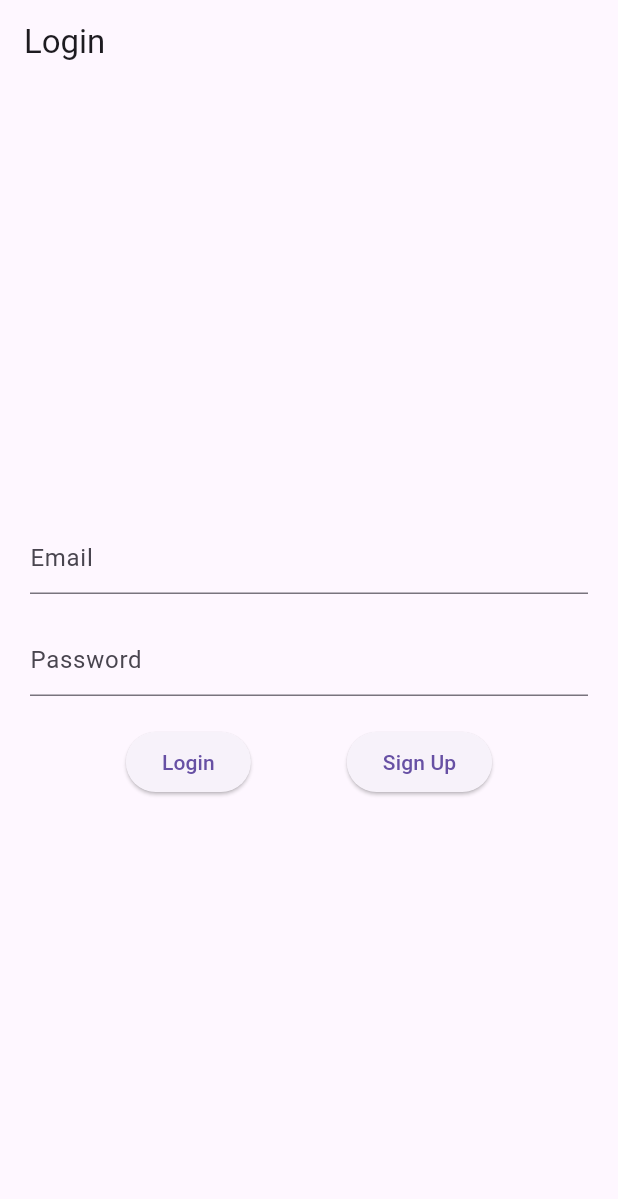
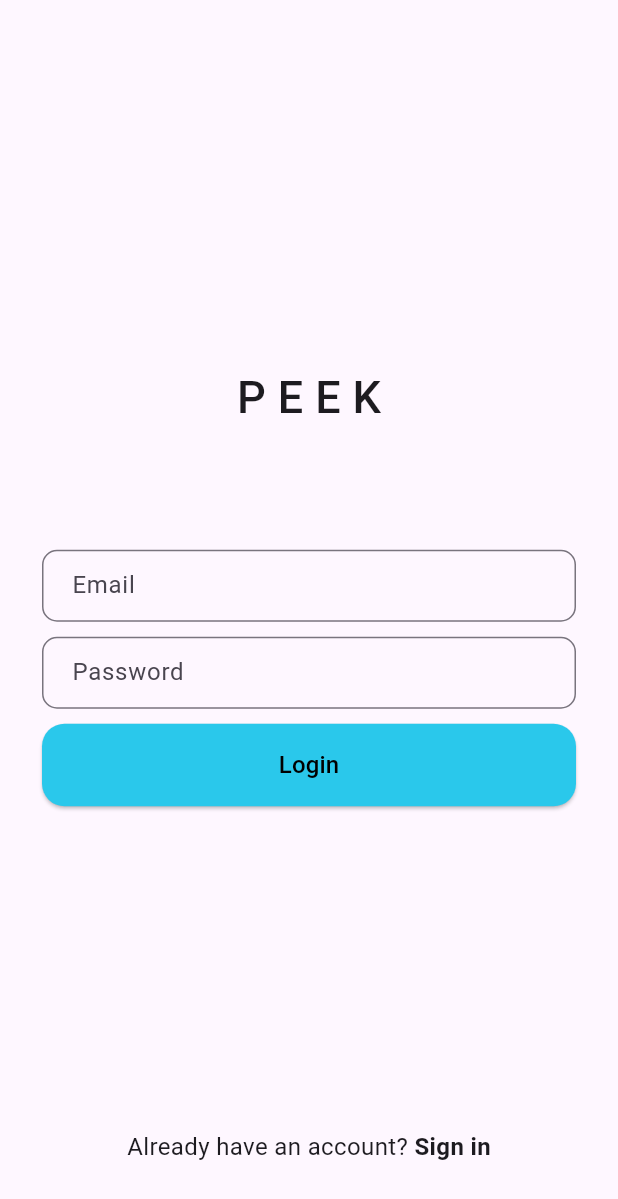
Before and after one commit to KangminNa/peek, a Flutter app: the screen it shows after launch, after a tap on "Start", on a phone screen of 412 x 824 dp. Shown: the top 1199 px of the screen. Run offline on Flutter 3.47's test engine with Material 3 defaults, Android fonts, the phone set to English and light mode, and no system bars; our stand-ins replace get.

Commit message:
Design : 로그인 화면 디자인 적용

```diff
--- a/lib/views/login_screen.dart
+++ b/lib/views/login_screen.dart
@@ -1,7 +1,12 @@
+import 'package:flutter/cupertino.dart';
 import 'package:flutter/material.dart';
+import 'package:flutter/widgets.dart';
 import 'package:get/get.dart';
 import 'package:peek/viewmodels/login_viewmodel.dart';
 import 'package:peek/views/signup_screen.dart';
+import 'package:peek/widgets/custom_bottom_text.dart';
+import 'package:peek/widgets/custom_buttom.dart';
+import 'package:peek/widgets/login_sign_textfield.dart';
 
 class LoginScreen extends StatelessWidget {
   final LoginViewModel _loginViewModel = Get.put(LoginViewModel());
@@ -13,31 +18,40 @@ class LoginScreen extends StatelessWidget {
   @override
   Widget build(BuildContext context) {
     return Scaffold(
-      appBar: AppBar(
-        title: const Text('Login'),
-        automaticallyImplyLeading: false,
-      ),
       body: Center(
         child: Padding(
-          padding: const EdgeInsets.all(20.0),
+          padding: const EdgeInsets.all(28.0),
+          child: Column(
+            children: [
+              Expanded(
+                child: Align(
+                  alignment: Alignment.center,
                   child: Column(
                     mainAxisAlignment: MainAxisAlignment.center,
                     children: [
-              TextField(
+                      const Text(
+                        "P E E K",
+                        style: TextStyle(
+                          fontSize: 30,
+                          fontWeight: FontWeight.w500,
+                        ),
+                      ),
+                      const SizedBox(
+                        height: 80,
+                      ),
+                      CustomTextField(
                         controller: _emailController,
-                decoration: const InputDecoration(hintText: 'Email'),
+                        labelText: 'Email',
                       ),
-              const SizedBox(height: 20),
-              TextField(
+                      const SizedBox(height: 10),
+                      CustomTextField(
                         controller: _passwordController,
+                        labelText: 'Password',
                         obscureText: true,
-                decoration: const InputDecoration(hintText: 'Password'),
                       ),
-              const SizedBox(height: 20),
-              Row(
-                mainAxisAlignment: MainAxisAlignment.spaceEvenly,
-                children: [
-                  ElevatedButton(
+                      const SizedBox(height: 10),
+                      CustomButton(
+                        text: 'Login',
                         onPressed: () {
                           // 로그인 버튼 클릭 시 처리
                           _loginViewModel.login(
@@ -45,16 +59,38 @@ class LoginScreen extends StatelessWidget {
                             _passwordController.text,
                           );
                         },
-                    child: const Text('Login'),
-                  ),
-                  ElevatedButton(
-                    onPressed: () {
-                      // 회원가입 버튼 클릭 시 처리
-                      Get.off(() => SignupScreen());
-                    },
-                    child: const Text('Sign Up'),
                       ),
                     ],
+                  ),
+                ),
+              ),
+              Align(
+                alignment: Alignment.bottomCenter,
+                child: Row(
+                  mainAxisAlignment: MainAxisAlignment.center,
+                  children: [
+                    const CustomText(
+                      "Already have an account? ",
+                      style: TextStyle(
+                        fontSize: 16,
+                      ),
+                    ),
+                    GestureDetector(
+                      onTap: () {
+                        // SignUp 페이지로 이동하는 코드 추가
+                        Get.off(SignupScreen());
+                      },
+                      child: const Text(
+                        "Sign in",
+                        style: TextStyle(
+                            fontSize: 16, fontWeight: FontWeight.bold),
+                      ),
+                    ),
+                  ],
+                ),
+              ),
+              const SizedBox(
+                height: 20,
               ),
             ],
           ),
--- a/lib/views/splash_screen.dart
+++ b/lib/views/splash_screen.dart
@@ -17,17 +17,25 @@ class SplashScreen extends StatelessWidget {
     // });
 
     return Scaffold(
-      body: Column(
+      body: Padding(
+        padding: const EdgeInsets.all(28.0),
+        child: Column(
           mainAxisAlignment: MainAxisAlignment.center,
           children: [
             Expanded(
               child: Align(
                 alignment: Alignment.center,
-              child: CustomButton(
+                child: Column(
+                  mainAxisAlignment: MainAxisAlignment.center,
+                  children: [
+                    Image.asset('images/eye_image.png'),
+                    CustomButton(
                       text: 'Start',
                       onPressed: () {
                         Get.off(LoginScreen());
                       },
+                    ),
+                  ],
                 ),
               ),
             ),
@@ -36,14 +44,15 @@ class SplashScreen extends StatelessWidget {
               child: CustomText(
                 "Hi It's a good day",
                 style: TextStyle(
-                fontSize: 18,
+                  fontSize: 16,
                 ),
               ),
             ),
             const SizedBox(
-            height: 40,
+              height: 20,
             ),
           ],
+        ),
       ),
     );
   }
--- a/lib/widgets/custom_buttom.dart
+++ b/lib/widgets/custom_buttom.dart
@@ -13,7 +13,7 @@ class CustomButton extends StatelessWidget {
   @override
   Widget build(BuildContext context) {
     return Padding(
-      padding: const EdgeInsets.symmetric(horizontal: 50),
+      padding: const EdgeInsets.symmetric(horizontal: 0),
       child: ElevatedButton(
         onPressed: onPressed,
         style: ElevatedButton.styleFrom(
--- /dev/null
+++ b/lib/widgets/login_sign_textfield.dart
@@ -0,0 +1,30 @@
+import 'package:flutter/material.dart';
+
+class CustomTextField extends StatelessWidget {
+  final TextEditingController controller;
+  final String labelText;
+  final bool obscureText;
+
+  const CustomTextField({
+    super.key,
+    required this.controller,
+    required this.labelText,
+    this.obscureText = false,
+  });
+
+  @override
+  Widget build(BuildContext context) {
+    return TextField(
+      controller: controller,
+      obscureText: obscureText,
+      decoration: InputDecoration(
+        labelText: labelText,
+        border: OutlineInputBorder(
+          borderRadius: BorderRadius.circular(10.0),
+        ),
+        contentPadding:
+            const EdgeInsets.symmetric(horizontal: 16.0, vertical: 12.0),
+      ),
+    );
+  }
+}
--- a/pubspec.yaml
+++ b/pubspec.yaml
@@ -60,8 +60,9 @@ flutter:
   uses-material-design: true
 
   # To add assets to your application, add an assets section, like this:
-  # assets:
-  #   - images/a_dot_burr.jpeg
+  assets:
+    - assets/
+    - images/
   #   - images/a_dot_ham.jpeg
 
   # An image asset can refer to one or more resolution-specific "variants", see
```
Also changed, not shown: images/eye_image.png (added). Lines whose indentation alone changed are shown as unchanged.
